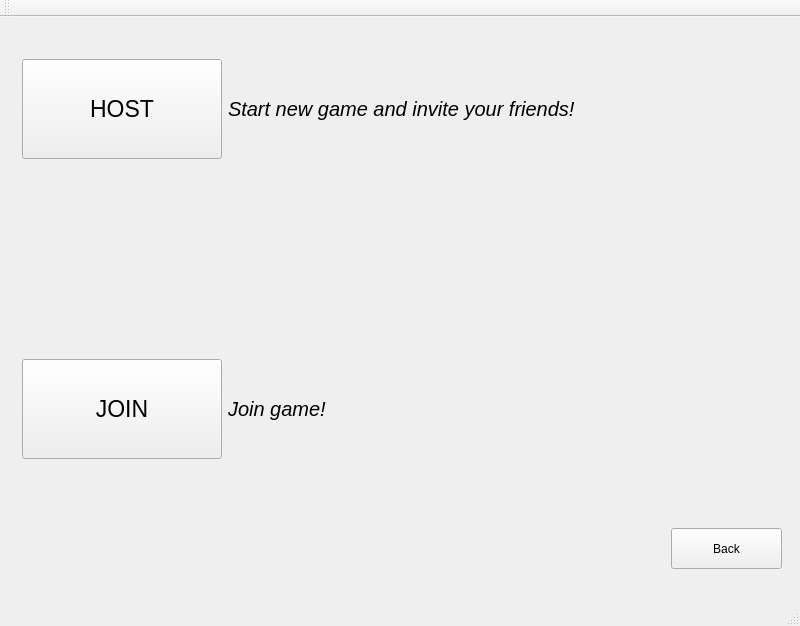
Old version of the form DominoKingdoms/mainwindow.ui in the repository MATF-Computer-Networks-Projects/2020_Domino-Kingdoms.
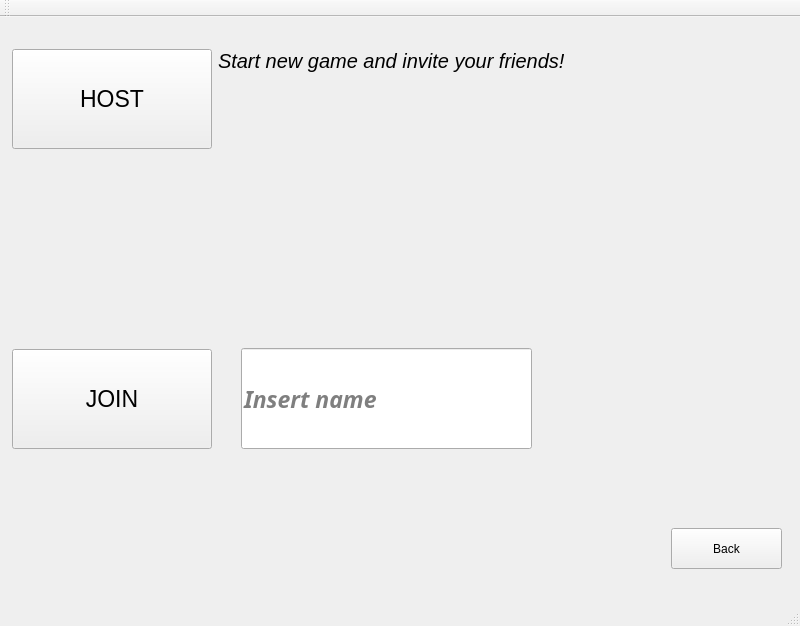
New version of the form. The open tabs and pages were chosen to show the change.

Patch:
```diff
--- a/DominoKingdoms/mainwindow.ui
+++ b/DominoKingdoms/mainwindow.ui
@@ -316,99 +316,6 @@
        </property>
       </widget>
       <widget class="QWidget" name="NewGameScreen">
-       <widget class="QWidget" name="formLayoutWidget">
-        <property name="geometry">
-         <rect>
-          <x>0</x>
-          <y>20</y>
-          <width>688</width>
-          <height>521</height>
-         </rect>
-        </property>
-        <layout class="QFormLayout" name="formLayout_2">
-         <property name="verticalSpacing">
-          <number>200</number>
-         </property>
-         <item row="0" column="0">
-          <widget class="QPushButton" name="pbHost">
-           <property name="minimumSize">
-            <size>
-             <width>200</width>
-             <height>100</height>
-            </size>
-           </property>
-           <property name="font">
-            <font>
-             <pointsize>17</pointsize>
-            </font>
-           </property>
-           <property name="text">
-            <string>HOST</string>
-           </property>
-          </widget>
-         </item>
-         <item row="1" column="0">
-          <widget class="QPushButton" name="pbJoin">
-           <property name="minimumSize">
-            <size>
-             <width>200</width>
-             <height>100</height>
-            </size>
-           </property>
-           <property name="font">
-            <font>
-             <pointsize>17</pointsize>
-             <weight>50</weight>
-             <italic>false</italic>
-             <bold>false</bold>
-            </font>
-           </property>
-           <property name="text">
-            <string>JOIN</string>
-           </property>
-          </widget>
-         </item>
-         <item row="1" column="1">
-          <widget class="QLabel" name="label_3">
-           <property name="font">
-            <font>
-             <pointsize>15</pointsize>
-             <italic>true</italic>
-            </font>
-           </property>
-           <property name="text">
-            <string>Join game!</string>
-           </property>
-          </widget>
-         </item>
-         <item row="0" column="1">
-          <widget class="QLabel" name="label_2">
-           <property name="minimumSize">
-            <size>
-             <width>0</width>
-             <height>0</height>
-            </size>
-           </property>
-           <property name="baseSize">
-            <size>
-             <width>0</width>
-             <height>0</height>
-            </size>
-           </property>
-           <property name="font">
-            <font>
-             <pointsize>15</pointsize>
-             <italic>true</italic>
-             <strikeout>false</strikeout>
-            </font>
-           </property>
-           <property name="text">
-            <string>Start new game and invite your friends!</string>
-           </property>
-          </widget>
-         </item>
-        </layout>
-       </widget>
        <widget class="QPushButton" name="pbBackNewGame">
         <property name="geometry">
          <rect>
@@ -422,6 +329,111 @@
          <string>Back</string>
         </property>
        </widget>
+       <widget class="QPushButton" name="pbJoin">
+        <property name="geometry">
+         <rect>
+          <x>1</x>
+          <y>321</y>
+          <width>200</width>
+          <height>100</height>
+         </rect>
+        </property>
+        <property name="minimumSize">
+         <size>
+          <width>200</width>
+          <height>100</height>
+         </size>
+        </property>
+        <property name="font">
+         <font>
+          <pointsize>17</pointsize>
+          <weight>50</weight>
+          <italic>false</italic>
+          <bold>false</bold>
+         </font>
+        </property>
+        <property name="text">
+         <string>JOIN</string>
+        </property>
+       </widget>
+       <widget class="QPushButton" name="pbHost">
+        <property name="geometry">
+         <rect>
+          <x>1</x>
+          <y>21</y>
+          <width>200</width>
+          <height>100</height>
+         </rect>
+        </property>
+        <property name="minimumSize">
+         <size>
+          <width>200</width>
+          <height>100</height>
+         </size>
+        </property>
+        <property name="font">
+         <font>
+          <pointsize>17</pointsize>
+         </font>
+        </property>
+        <property name="text">
+         <string>HOST</string>
+        </property>
+       </widget>
+       <widget class="QLabel" name="label_2">
+        <property name="geometry">
+         <rect>
+          <x>207</x>
+          <y>21</y>
+          <width>346</width>
+          <height>23</height>
+         </rect>
+        </property>
+        <property name="minimumSize">
+         <size>
+          <width>0</width>
+          <height>0</height>
+         </size>
+        </property>
+        <property name="baseSize">
+         <size>
+          <width>0</width>
+          <height>0</height>
+         </size>
+        </property>
+        <property name="font">
+         <font>
+          <pointsize>15</pointsize>
+          <italic>true</italic>
+          <strikeout>false</strikeout>
+         </font>
+        </property>
+        <property name="text">
+         <string>Start new game and invite your friends!</string>
+        </property>
+       </widget>
+       <widget class="QLineEdit" name="leName">
+        <property name="geometry">
+         <rect>
+          <x>230</x>
+          <y>320</y>
+          <width>291</width>
+          <height>101</height>
+         </rect>
+        </property>
+        <property name="font">
+         <font>
+          <family>Tlwg Typo</family>
+          <pointsize>17</pointsize>
+          <weight>75</weight>
+          <italic>true</italic>
+          <bold>true</bold>
+         </font>
+        </property>
+        <property name="placeholderText">
+         <string>Insert name</string>
+        </property>
+       </widget>
       </widget>
      </widget>
     </item>
```
Left out of the diff: 5 changed lines with no effect on the pictures.
